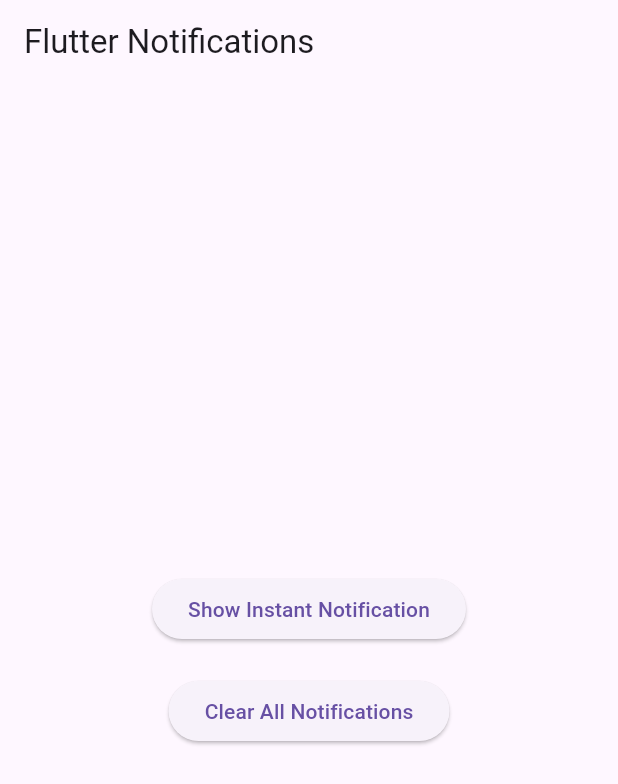
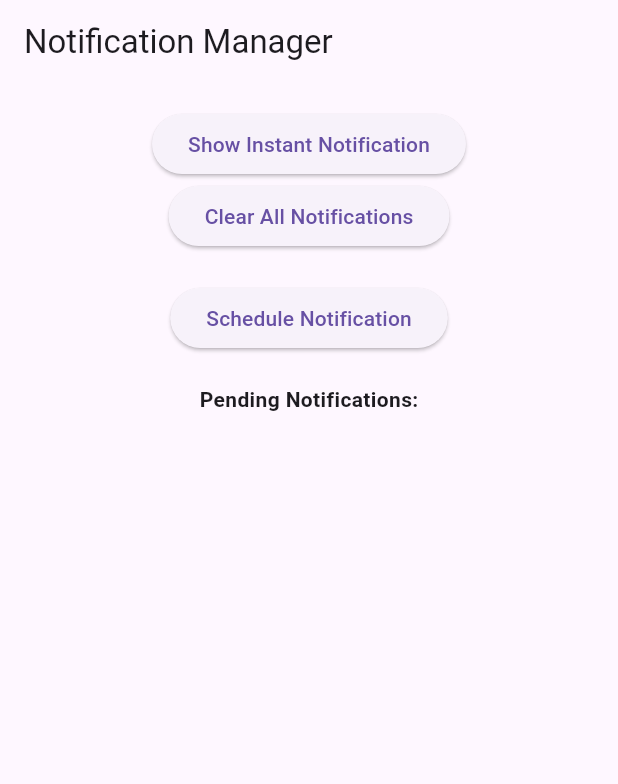
Before and after one commit to engnouran12/flutter_local_notification, a Flutter app: the screen it shows after launch, after a tap on "Show Instant Notification", on a phone screen of 412 x 824 dp. Shown: the top 784 px of the screen. Run offline on Flutter 3.47's test engine with Material 3 defaults, Android fonts, the phone set to English and light mode, and no system bars; our stand-ins replace flutter_local_notifications, timezone.

Commit message:
Scheduled , pending and clear

```diff
--- a/lib/main.dart
+++ b/lib/main.dart
@@ -3,23 +3,13 @@ import 'package:flutter_local_notifications/flutter_local_notifications.dart';
 
 import 'notification.dart';
 
-final FlutterLocalNotificationsPlugin flutterLocalNotificationsPlugin =
-    FlutterLocalNotificationsPlugin();
-void main() async {
+
+void main()  {
   WidgetsFlutterBinding.ensureInitialized();
-  FlutterLocalNotificationsPlugin flutterLocalNotificationsPlugin =
-        FlutterLocalNotificationsPlugin();
-flutterLocalNotificationsPlugin.resolvePlatformSpecificImplementation<
-    AndroidFlutterLocalNotificationsPlugin>()!.requestNotificationsPermission();
 
-  const AndroidInitializationSettings initializationSettingsAndroid =
-      AndroidInitializationSettings('@mipmap/ic_launcher');
-       // Use your app icon
 
-  const InitializationSettings initializationSettings =
-      InitializationSettings(android: initializationSettingsAndroid);
 
-  await flutterLocalNotificationsPlugin.initialize(initializationSettings);
+
   runApp(const MyApp());
 }
 
--- a/lib/notification.dart
+++ b/lib/notification.dart
@@ -1,53 +1,182 @@
 import 'package:flutter/material.dart';
 import 'package:flutter_local_notifications/flutter_local_notifications.dart';
+import 'package:timezone/data/latest.dart' as tz;
+import 'package:timezone/timezone.dart' as tz;
 
-class NotificationDemo extends StatelessWidget {
+class NotificationDemo extends StatefulWidget {
+  const NotificationDemo({super.key});
+
+  @override
+  _NotificationDemoState createState() => _NotificationDemoState();
+}
+
+class _NotificationDemoState extends State<NotificationDemo> {
   final FlutterLocalNotificationsPlugin flutterLocalNotificationsPlugin =
       FlutterLocalNotificationsPlugin();
+  List<PendingNotificationRequest> pendingNotifications = [];
+
+  @override
+  void initState() {
+    super.initState();
+    _initializeTimeZone();
+    _initializeNotifications();
+    _loadPendingNotifications();
+  }
+
+  void _initializeTimeZone() {
+    tz.initializeTimeZones();
+    tz.setLocalLocation(
+        tz.getLocation('America/New_York')); // Use your preferred time zone
+  }
+
+  void _initializeNotifications() {
+    const AndroidInitializationSettings initializationSettingsAndroid =
+        AndroidInitializationSettings('@mipmap/ic_launcher');
+
+    const InitializationSettings initializationSettings =
+        InitializationSettings(android: initializationSettingsAndroid);
+
+    flutterLocalNotificationsPlugin.initialize(
+      initializationSettings,
+      onDidReceiveNotificationResponse: (NotificationResponse response) {
+        // Handle notification response if needed
+      },
+    );
+  }
 
   Future<void> showInstantNotification() async {
-    const AndroidNotificationDetails androidPlatformChannelSpecifics =
+    const AndroidNotificationDetails androidDetails =
         AndroidNotificationDetails(
-      'instant_channel_id',
+      'instant_channel',
       'Instant Notifications',
       importance: Importance.max,
       priority: Priority.high,
       showWhen: true,
     );
 
-    const NotificationDetails platformChannelSpecifics =
-        NotificationDetails(android: androidPlatformChannelSpecifics);
+    const NotificationDetails notificationDetails = NotificationDetails(
+      android: androidDetails,
+    );
 
     await flutterLocalNotificationsPlugin.show(
-      0,
+      DateTime.now().millisecondsSinceEpoch ~/ 1000, // Unique ID
       'Instant Notification',
       'This is an instant notification.',
-      platformChannelSpecifics,
+      notificationDetails,
     );
+    _loadPendingNotifications();
+  }
+
+  Future<void> scheduleNotification(DateTime scheduledTime) async {
+    const AndroidNotificationDetails androidDetails =
+        AndroidNotificationDetails(
+      'scheduled_channel',
+      'Scheduled Notifications',
+      importance: Importance.max,
+      priority: Priority.high,
+      showWhen: true,
+    );
+
+    const NotificationDetails notificationDetails = NotificationDetails(
+      android: androidDetails,
+    );
+
+    final tz.TZDateTime tzScheduledTime =
+        tz.TZDateTime.from(scheduledTime, tz.local);
+
+    await flutterLocalNotificationsPlugin.zonedSchedule(
+      DateTime.now().millisecondsSinceEpoch ~/ 1000, // Unique ID
+      'Scheduled Notification',
+      'This notification is scheduled.',
+      tzScheduledTime,
+      notificationDetails,
+      //androidAllowWhileIdle: true,
+      uiLocalNotificationDateInterpretation:
+          UILocalNotificationDateInterpretation.absoluteTime,
+      androidScheduleMode: AndroidScheduleMode.exactAllowWhileIdle,
+    );
+    _loadPendingNotifications();
   }
 
   Future<void> clearAllNotifications() async {
     await flutterLocalNotificationsPlugin.cancelAll();
+    _loadPendingNotifications();
+  }
+
+  Future<void> clearNotificationById(int id) async {
+    await flutterLocalNotificationsPlugin.cancel(id);
+    _loadPendingNotifications();
+  }
+
+  Future<void> _loadPendingNotifications() async {
+    final notifications =
+        await flutterLocalNotificationsPlugin.pendingNotificationRequests();
+    setState(() {
+      pendingNotifications = notifications;
+    });
   }
 
   @override
   Widget build(BuildContext context) {
+    DateTime? selectedDate;
+
     return Scaffold(
       appBar: AppBar(
-        title: Text('Flutter Notifications'),
+        title: const Text('Notification Manager'),
       ),
-      body: Center(
+      body: Padding(
+        padding: const EdgeInsets.all(16.0),
         child: Column(
-          mainAxisAlignment: MainAxisAlignment.center,
           children: [
             ElevatedButton(
               onPressed: showInstantNotification,
-              child: Text('Show Instant Notification'),
+              child: const Text('Show Instant Notification'),
             ),
-            SizedBox(height: 20),
             ElevatedButton(
               onPressed: clearAllNotifications,
-              child: Text('Clear All Notifications'),
+              child: const Text('Clear All Notifications'),
+            ),
+            const SizedBox(height: 20),
+            ElevatedButton(
+              onPressed: () async {
+                final date = await showDatePicker(
+                  context: context,
+                  initialDate: DateTime.now(),
+                  firstDate: DateTime.now(),
+                  lastDate: DateTime(2100),
+                );
+                if (date != null) {
+                  selectedDate = date.add(const Duration(seconds: 10));
+                  await scheduleNotification(selectedDate!);
+                  ScaffoldMessenger.of(context).showSnackBar(SnackBar(
+                    content: Text('Notification scheduled at $selectedDate'),
+                  ));
+                }
+              },
+              child: const Text('Schedule Notification'),
+            ),
+            const SizedBox(height: 20),
+            const Text(
+              'Pending Notifications:',
+              style: TextStyle(fontWeight: FontWeight.bold),
+            ),
+            Expanded(
+              child: ListView.builder(
+                itemCount: pendingNotifications.length,
+                itemBuilder: (context, index) {
+                  final notification = pendingNotifications[index];
+                  return ListTile(
+                    title: Text(notification.title ?? 'No Title'),
+                    subtitle: Text('ID: ${notification.id}'),
+                    trailing: IconButton(
+                      icon: const Icon(Icons.delete),
+                      onPressed: () {
+                        clearNotificationById(notification.id);
+                      },
+                    ),
+                  );
+                },
+              ),
             ),
           ],
         ),
--- a/pubspec.yaml
+++ b/pubspec.yaml
@@ -29,6 +29,8 @@ environment:
 # versions available, run `flutter pub outdated`.
 dependencies:
   cupertino_icons: ^1.0.8
+  timezone: ^0.10.0
+
   flutter:
     sdk: flutter
   flutter_local_notifications: ^18.0.1
```
Also changed, not shown: pubspec.lock.
